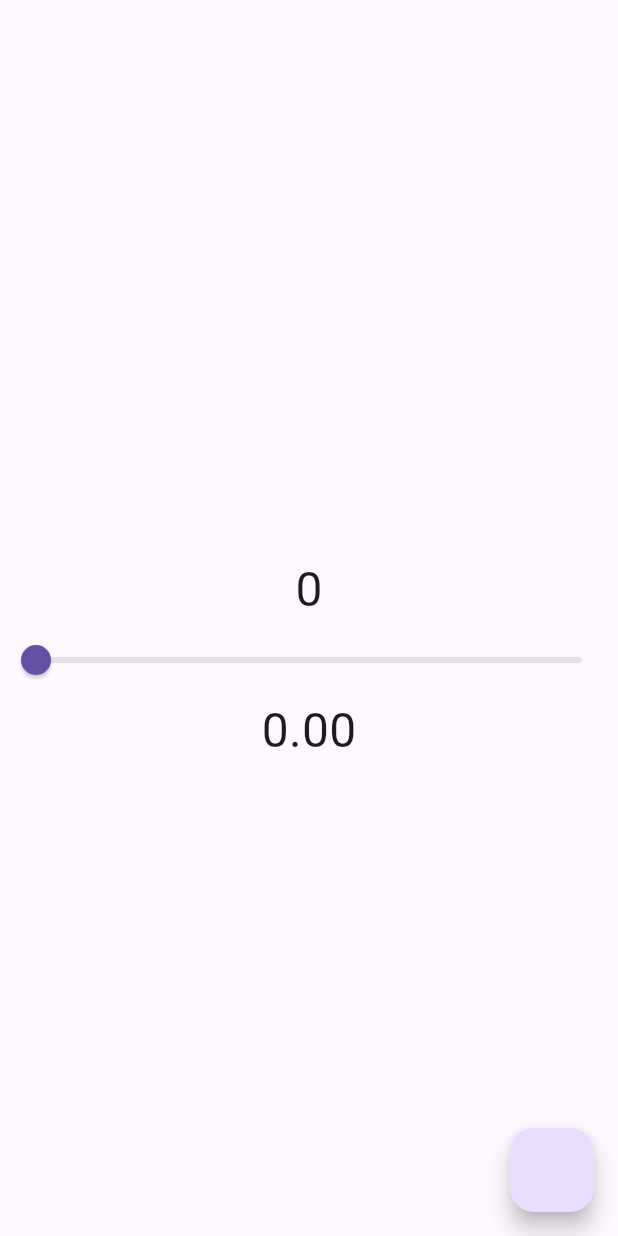
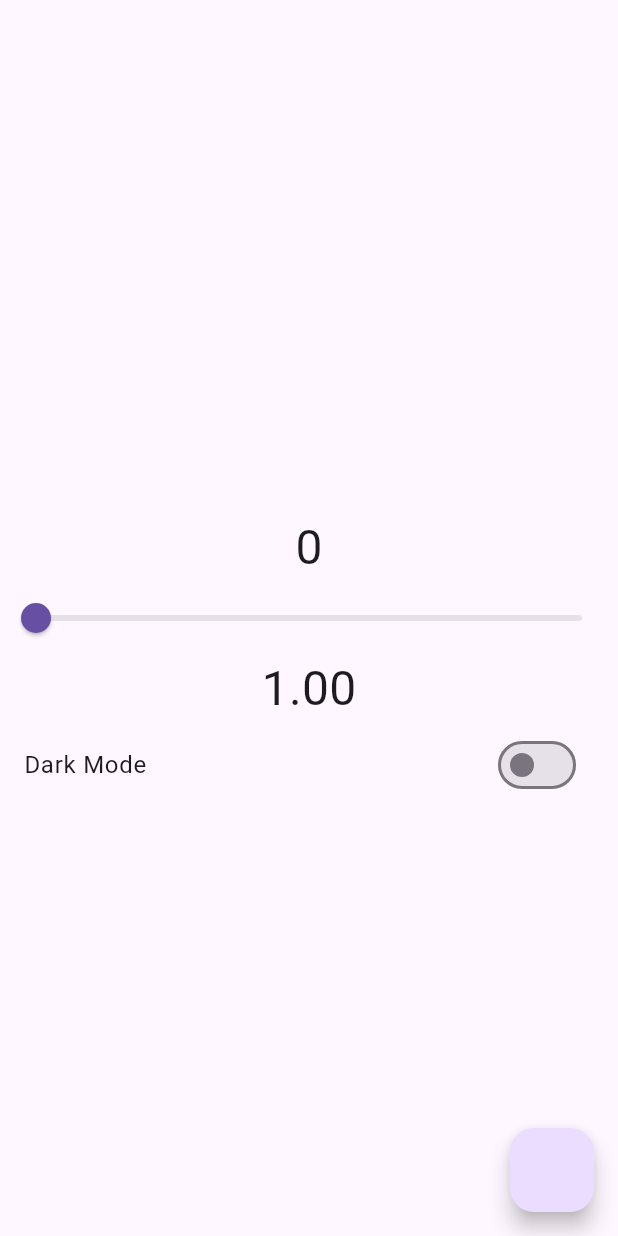
Before and after one commit to vasanthyenuganti/set_use, a Flutter app: the screen it shows after launch, on a phone screen of 412 x 824 dp. Run offline on Flutter 3.47's test engine with Material 3 defaults, Android fonts, the light colour scheme and no system bars.

Commit message:
Add ThemeProvider for theme management and integrate with MyApp

```diff
--- a/lib/main.dart
+++ b/lib/main.dart
@@ -1,8 +1,8 @@
-import 'package:flutter/cupertino.dart';
 import 'package:flutter/material.dart';
 import 'package:provider/provider.dart';
 import 'package:set_use/providers/counter_provider.dart';
 import 'package:set_use/providers/slider_provider.dart';
+import 'package:set_use/providers/theme_provider.dart';
 
 void main() {
   runApp(MyCore());
@@ -17,6 +17,7 @@ class MyCore extends StatelessWidget {
       providers: [
         ChangeNotifierProvider(create: (context) => CounterProvider()),
         ChangeNotifierProvider(create: (context) => SliderProvider()),
+        ChangeNotifierProvider(create: (context) => ThemeProvider()),
       ],
       child: MyApp(),
     );
@@ -28,7 +29,16 @@ class MyApp extends StatelessWidget {
 
   @override
   Widget build(BuildContext context) {
-    return MaterialApp(home: MyCounter());
+    return Consumer<ThemeProvider>(
+      builder: (context, value, child) => MaterialApp(
+        title: "Providers",
+        home: MyCounter(),
+        themeMode: value.theme,
+        theme: ThemeData(brightness: Brightness.light),
+        darkTheme: ThemeData(brightness: Brightness.dark),
+        themeAnimationCurve: Curves.easeInOutCubic,
+      ),
+    );
   }
 }
 
@@ -49,6 +59,7 @@ class MyCounter extends StatelessWidget {
                   Text("${value.count}", style: TextStyle(fontSize: 32)),
             ),
           ),
+
           Consumer<SliderProvider>(
             builder: (context, value, child) => Column(
               children: [
@@ -62,8 +73,16 @@ class MyCounter extends StatelessWidget {
                   value.sliderValue.toStringAsFixed(2),
                   style: TextStyle(fontSize: 32),
                 ),
-
               ],
+            ),
+          ),
+          Consumer<ThemeProvider>(
+            builder: (context, value, child) => SwitchListTile(
+              title: Text("Dark Mode"),
+              value: value.theme == ThemeMode.dark,
+              onChanged: (val) {
+                value.themeOnChange(val);
+              },
             ),
           ),
         ],
--- a/lib/providers/slider_provider.dart
+++ b/lib/providers/slider_provider.dart
@@ -1,7 +1,7 @@
 import 'package:flutter/cupertino.dart';
 
 class SliderProvider extends ChangeNotifier {
-  double _sliderValue = 0;
+  double _sliderValue = 1;
   double get sliderValue => _sliderValue;
 
   void onSlideChange(double val) {
--- /dev/null
+++ b/lib/providers/theme_provider.dart
@@ -0,0 +1,16 @@
+import 'package:flutter/material.dart';
+
+class ThemeProvider extends ChangeNotifier {
+  ThemeMode _theme = ThemeMode.light;
+  ThemeMode get theme => _theme;
+
+  void themeOnChange(bool t) {
+    if (t) {
+      _theme = ThemeMode.dark;
+      notifyListeners();
+    } else {
+      _theme = ThemeMode.light;
+      notifyListeners();
+    }
+  }
+}
```
